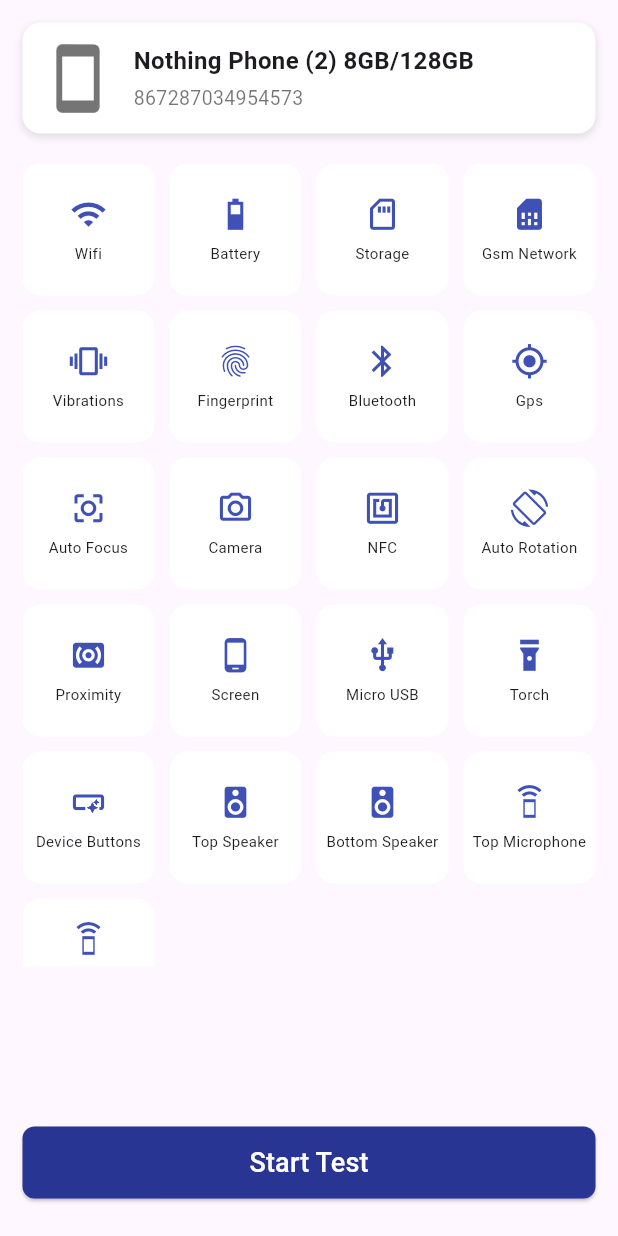
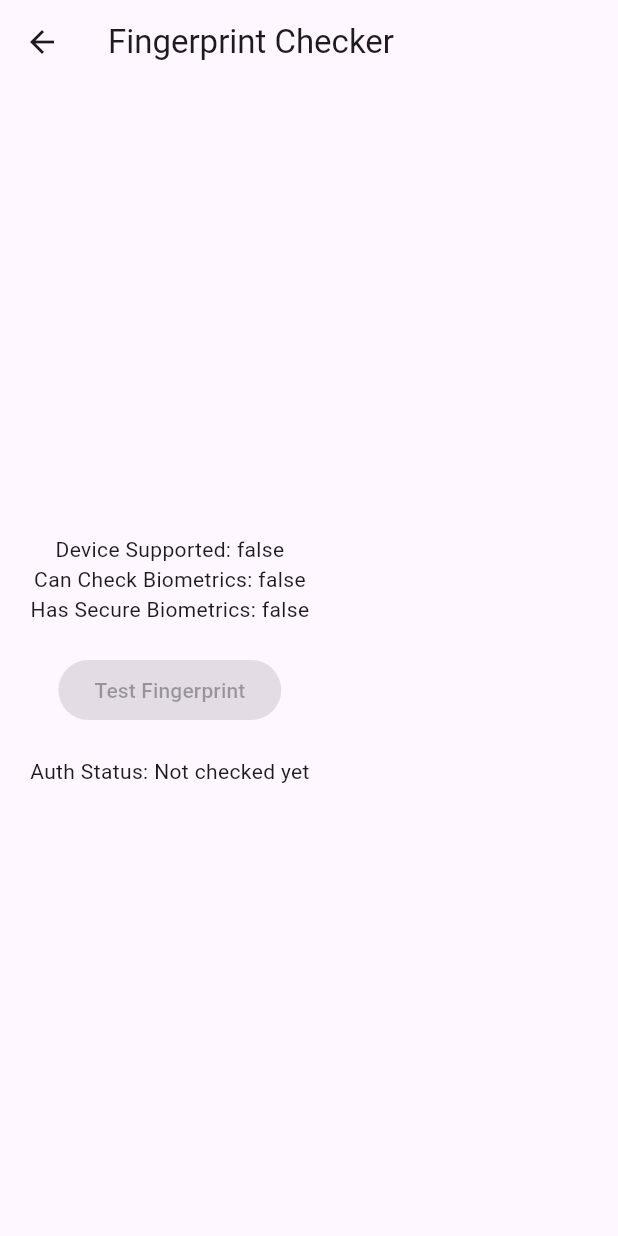
Before and after one commit to aric1605/apex_value_device_checking, a Flutter app: the screen it shows after launch, after a tap on "Fingerprint", on a phone screen of 412 x 824 dp. Run offline on Flutter 3.47's test engine with Material 3 defaults, Android fonts, the phone set to English and light mode, and no system bars; our stand-ins replace battery_plus, flutter_blue_plus, local_auth, permission_handler; missing offline and left inert: all_vibrate.

Commit message:
Add Fingerprint Functionality

```diff
--- a/lib/pages/home_page.dart
+++ b/lib/pages/home_page.dart
@@ -1,3 +1,4 @@
+import 'package:apex_value_device_checking/pages/testPages/fingerprint_screen.dart';
 import 'package:apex_value_device_checking/pages/testPages/screenTest.dart';
 import 'package:flutter/material.dart';
 import 'package:apex_value_device_checking/pages/testPages/bettery_page.dart';
@@ -72,6 +73,16 @@ class Home extends StatelessWidget {
                               ),
                             ),
                           );
+                        } else if (device.title == "Fingerprint") {
+                          Navigator.push(
+                            context,
+                            MaterialPageRoute(
+                              builder: (_) => FingerprintCheckScreen(),
+                              settings: const RouteSettings(
+                                name: '/DeviceScreen',
+                              ),
+                            ),
+                          );
                         }
                       },
                     );
--- /dev/null
+++ b/lib/pages/testPages/fingerprint_screen.dart
@@ -0,0 +1,96 @@
+import 'package:flutter/material.dart';
+import 'package:local_auth/local_auth.dart';
+import 'package:flutter/services.dart';
+
+class FingerprintCheckScreen extends StatefulWidget {
+  const FingerprintCheckScreen({super.key});
+
+  @override
+  State<FingerprintCheckScreen> createState() => _FingerprintCheckScreenState();
+}
+
+class _FingerprintCheckScreenState extends State<FingerprintCheckScreen> {
+  final LocalAuthentication auth = LocalAuthentication();
+
+  bool _canCheckBiometrics = false;
+  bool _hasSecureBiometrics = false;
+  bool _isDeviceSupported = false;
+  String _authStatus = 'Not checked yet';
+
+  @override
+  void initState() {
+    super.initState();
+    _checkBiometrics();
+  }
+
+  Future<void> _checkBiometrics() async {
+    try {
+      final bool canCheck = await auth.canCheckBiometrics;
+      final bool isSupported = await auth.isDeviceSupported();
+      final List<BiometricType> availableBiometrics = await auth
+          .getAvailableBiometrics();
+
+      print('Available biometrics: $availableBiometrics');
+
+      final bool hasSecureBiometrics =
+          availableBiometrics.contains(BiometricType.strong) ||
+          availableBiometrics.contains(BiometricType.fingerprint);
+
+      setState(() {
+        _canCheckBiometrics = canCheck;
+        _isDeviceSupported = isSupported;
+        _hasSecureBiometrics = hasSecureBiometrics;
+      });
+    } on PlatformException catch (e) {
+      setState(() {
+        _authStatus = 'Error checking biometrics: ${e.message}';
+      });
+    }
+  }
+
+  Future<void> _authenticate() async {
+    try {
+      final bool didAuthenticate = await auth.authenticate(
+        localizedReason: 'Please authenticate with your fingerprint',
+        options: const AuthenticationOptions(
+          stickyAuth: true,
+          biometricOnly: true,
+        ),
+      );
+      setState(() {
+        _authStatus = didAuthenticate
+            ? 'Authentication successful!'
+            : 'Authentication failed or cancelled.';
+      });
+    } on PlatformException catch (e) {
+      setState(() {
+        _authStatus = 'Auth Error: ${e.message}';
+      });
+    }
+  }
+
+  @override
+  Widget build(BuildContext context) {
+    return Scaffold(
+      appBar: AppBar(title: const Text('Fingerprint Checker')),
+      body: Padding(
+        padding: const EdgeInsets.all(20.0),
+        child: Column(
+          mainAxisAlignment: MainAxisAlignment.center,
+          children: [
+            Text('Device Supported: $_isDeviceSupported'),
+            Text('Can Check Biometrics: $_canCheckBiometrics'),
+            Text('Has Secure Biometrics: $_hasSecureBiometrics'),
+            const SizedBox(height: 20),
+            ElevatedButton(
+              onPressed: _hasSecureBiometrics ? _authenticate : null,
+              child: const Text('Test Fingerprint'),
+            ),
+            const SizedBox(height: 20),
+            Text('Auth Status: $_authStatus'),
+          ],
+        ),
+      ),
+    );
+  }
+}
--- a/pubspec.yaml
+++ b/pubspec.yaml
@@ -34,6 +34,7 @@ dependencies:
   all_vibrate: ^0.0.2
   flutter_blue_plus: ^1.35.5
   permission_handler: ^11.0.1
+  local_auth: ^2.1.8
 
   # The following adds the Cupertino Icons font to your application.
   # Use with the CupertinoIcons class for iOS style icons.
```
Also changed, not shown: pubspec.lock, 5 other files.
